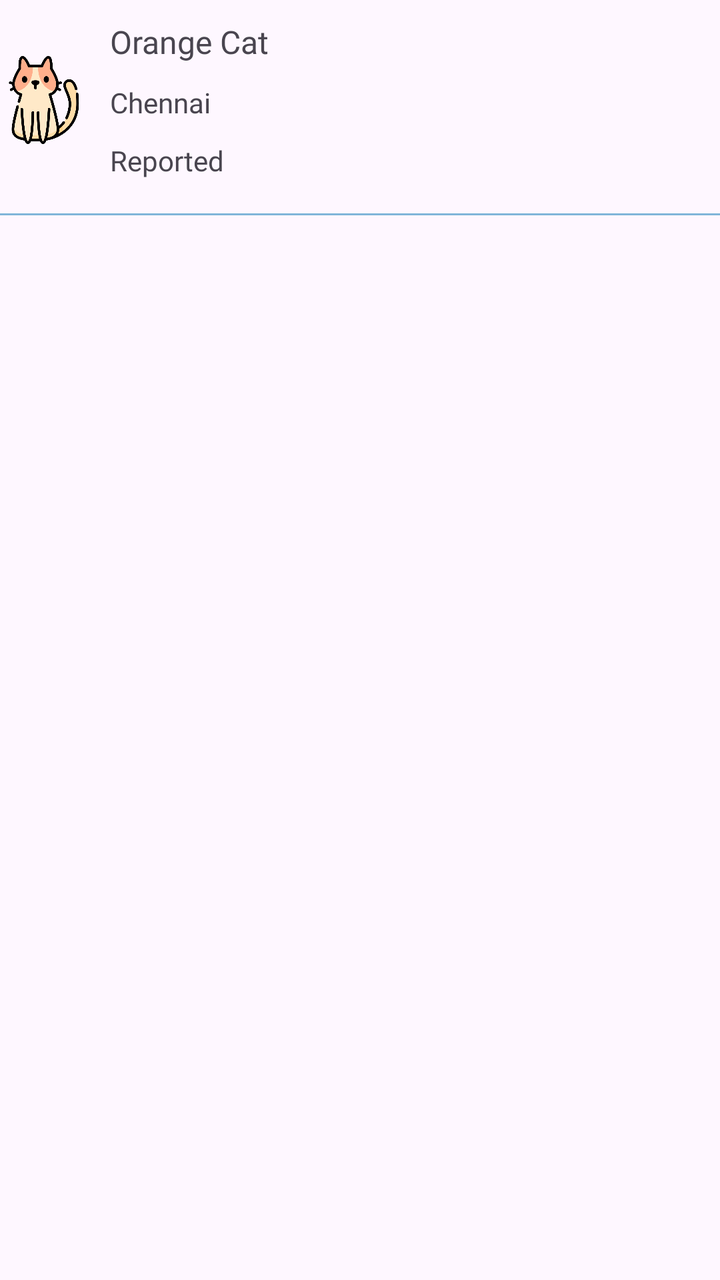
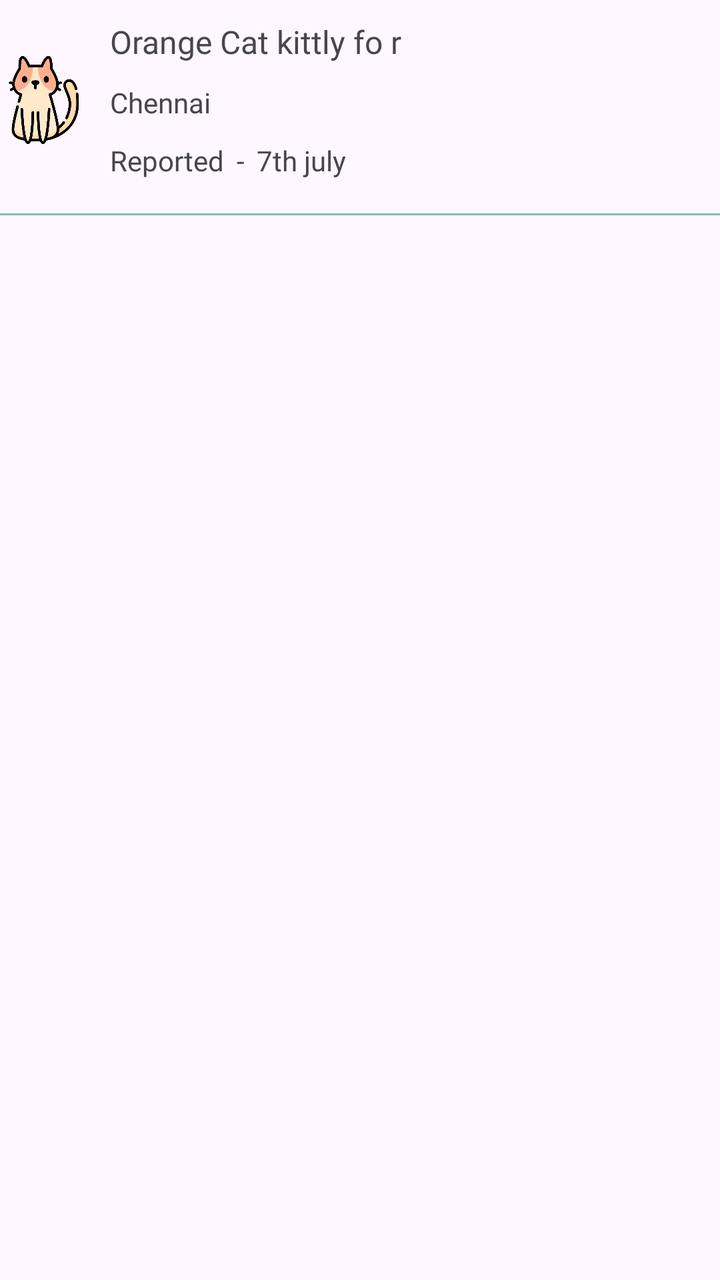

Two renders of the same Android screen: before a commit and after it. Below are the layout's source before the change and the commit's diff.
<!-- AndroidManifest.xml: application theme Theme.MyApp -->
<!-- res/layout/cat_list_layout.xml -->
<?xml version="1.0" encoding="utf-8"?>
<androidx.constraintlayout.widget.ConstraintLayout xmlns:android="http://schemas.android.com/apk/res/android"
    xmlns:app="http://schemas.android.com/apk/res-auto"
    android:layout_width="match_parent"
    android:layout_height="wrap_content">

    <androidx.constraintlayout.widget.ConstraintLayout
        android:id="@+id/clCats"
        android:layout_width="match_parent"
        android:layout_height="wrap_content"
        android:layout_marginVertical="5dp"
        app:layout_constraintStart_toStartOf="parent"
        app:layout_constraintTop_toTopOf="parent">

        <androidx.appcompat.widget.AppCompatImageView
            android:id="@+id/ivCatImage"
            android:layout_width="44dp"
            android:layout_height="44dp"
            android:src="@drawable/cat"
            app:layout_constraintBottom_toBottomOf="parent"
            app:layout_constraintStart_toStartOf="parent"
            app:layout_constraintTop_toTopOf="parent" />

        <LinearLayout
            android:id="@+id/llCatDetails"
            android:layout_width="wrap_content"
            android:layout_height="wrap_content"
            android:layout_marginStart="6dp"
            android:orientation="vertical"
            android:padding="5dp"
            app:layout_constraintBottom_toBottomOf="parent"
            app:layout_constraintStart_toEndOf="@+id/ivCatImage"
            app:layout_constraintTop_toTopOf="parent">

            <androidx.appcompat.widget.AppCompatTextView
                android:id="@+id/tvCatDescription"
                android:layout_width="wrap_content"
                android:layout_height="wrap_content"
                android:fontFamily="@font/comic_neue_bold"
                android:maxLines="1"
                android:ellipsize="end"
                android:text="Orange Cat"
                android:textSize="@dimen/text_large"
                app:layout_constraintEnd_toEndOf="parent"
                app:layout_constraintStart_toEndOf="@+id/ivCatImage"
                app:layout_constraintTop_toTopOf="parent" />

            <androidx.appcompat.widget.AppCompatTextView
                android:id="@+id/tvLocation"
                android:layout_width="wrap_content"
                android:layout_height="wrap_content"
                android:layout_marginTop="@dimen/margin_medium"
                android:fontFamily="@font/comic_neue"
                android:text="Chennai"
                android:textSize="@dimen/text_standard"
                app:layout_constraintStart_toEndOf="@+id/ivCatImage"
                app:layout_constraintTop_toBottomOf="@+id/tvCatDescription" />

            <androidx.appcompat.widget.AppCompatTextView
                android:id="@+id/tvStatus"
                android:layout_width="wrap_content"
                android:layout_height="wrap_content"
                android:layout_marginTop="@dimen/margin_medium"
                android:fontFamily="@font/comic_neue_bold"
                android:text="Reported"
                android:textSize="@dimen/text_standard"
                app:layout_constraintStart_toEndOf="@+id/ivCatImage"
                app:layout_constraintTop_toBottomOf="@+id/tvLocation" />
        </LinearLayout>
    </androidx.constraintlayout.widget.ConstraintLayout>

    <View
        android:id="@+id/view"
        android:layout_width="match_parent"
        android:layout_height="1dp"
        android:layout_marginTop="12dp"
        android:alpha="0.5"
        android:background="@color/pantone_blue_aster"
        app:layout_constraintStart_toStartOf="parent"
        app:layout_constraintTop_toBottomOf="@id/clCats" />
</androidx.constraintlayout.widget.ConstraintLayout>
<!-- resources referenced by this layout -->
<resources>
  <color name="pantone_blue_aster">#0274b3</color>
  <dimen name="margin_medium">10dp</dimen>
  <dimen name="text_large">16sp</dimen>
  <dimen name="text_standard">14sp</dimen>
  <!-- drawable cat: png bitmap (drawable-nodpi, 38024 bytes) -->
  <style name="Theme.MyApp" parent="Theme.Material3.DayNight.NoActionBar">
          
          <item name="colorPrimary">@color/pantone_blue_aster</item>
          <item name="colorOnPrimary">@color/black</item>
  
          <item name="colorControlActivated">@color/pantone_blue_aster</item>
  
          <item name="android:windowLightStatusBar">true</item> 
      </style>
  <color name="black">#FF000000</color>
</resources>

<!-- the commit's change to res/layout/cat_list_layout.xml (unified diff, before → after) -->
@@ -1,4 +1,3 @@
-<?xml version="1.0" encoding="utf-8"?>
 <androidx.constraintlayout.widget.ConstraintLayout xmlns:android="http://schemas.android.com/apk/res/android"
     xmlns:app="http://schemas.android.com/apk/res-auto"
     android:layout_width="match_parent"
@@ -23,49 +22,68 @@
 
         <LinearLayout
             android:id="@+id/llCatDetails"
-            android:layout_width="wrap_content"
+            android:layout_width="0dp"
             android:layout_height="wrap_content"
             android:layout_marginStart="6dp"
             android:orientation="vertical"
             android:padding="5dp"
             app:layout_constraintBottom_toBottomOf="parent"
+            app:layout_constraintEnd_toEndOf="parent"
             app:layout_constraintStart_toEndOf="@+id/ivCatImage"
             app:layout_constraintTop_toTopOf="parent">
 
             <androidx.appcompat.widget.AppCompatTextView
                 android:id="@+id/tvCatDescription"
-                android:layout_width="wrap_content"
+                android:layout_width="match_parent"
                 android:layout_height="wrap_content"
                 android:fontFamily="@font/comic_neue_bold"
                 android:maxLines="1"
                 android:ellipsize="end"
-                android:text="Orange Cat"
-                android:textSize="@dimen/text_large"
-                app:layout_constraintEnd_toEndOf="parent"
-                app:layout_constraintStart_toEndOf="@+id/ivCatImage"
-                app:layout_constraintTop_toTopOf="parent" />
+                android:text="Orange Cat kittly fo r"
+                android:textSize="@dimen/text_large" />
 
             <androidx.appcompat.widget.AppCompatTextView
                 android:id="@+id/tvLocation"
-                android:layout_width="wrap_content"
+                android:layout_width="match_parent"
                 android:layout_height="wrap_content"
                 android:layout_marginTop="@dimen/margin_medium"
                 android:fontFamily="@font/comic_neue"
                 android:text="Chennai"
-                android:textSize="@dimen/text_standard"
-                app:layout_constraintStart_toEndOf="@+id/ivCatImage"
-                app:layout_constraintTop_toBottomOf="@+id/tvCatDescription" />
+                android:textSize="@dimen/text_standard" />
 
-            <androidx.appcompat.widget.AppCompatTextView
-                android:id="@+id/tvStatus"
-                android:layout_width="wrap_content"
+            <LinearLayout
+                android:id="@+id/llStatusDate"
+                android:layout_width="match_parent"
                 android:layout_height="wrap_content"
                 android:layout_marginTop="@dimen/margin_medium"
-                android:fontFamily="@font/comic_neue_bold"
-                android:text="Reported"
-                android:textSize="@dimen/text_standard"
-                app:layout_constraintStart_toEndOf="@+id/ivCatImage"
-                app:layout_constraintTop_toBottomOf="@+id/tvLocation" />
+                android:orientation="horizontal">
+
+                <androidx.appcompat.widget.AppCompatTextView
+                    android:id="@+id/tvStatus"
+                    android:layout_width="wrap_content"
+                    android:layout_height="wrap_content"
+                    android:fontFamily="@font/comic_neue_bold"
+                    android:text="Reported"
+                    android:textSize="@dimen/text_standard" />
+
+                <androidx.appcompat.widget.AppCompatTextView
+                    android:id="@+id/tvDot"
+                    android:layout_width="wrap_content"
+                    android:layout_height="wrap_content"
+                    android:layout_marginStart="6dp"
+                    android:layout_marginEnd="6dp"
+                    android:fontFamily="@font/comic_neue_bold"
+                    android:text="-"
+                    android:textSize="@dimen/text_standard" />
+
+                <androidx.appcompat.widget.AppCompatTextView
+                    android:id="@+id/tvDate"
+                    android:layout_width="wrap_content"
+                    android:layout_height="wrap_content"
+                    android:fontFamily="@font/comic_neue_bold"
+                    android:text="7th july"
+                    android:textSize="@dimen/text_standard" />
+            </LinearLayout>
         </LinearLayout>
     </androidx.constraintlayout.widget.ConstraintLayout>
 
